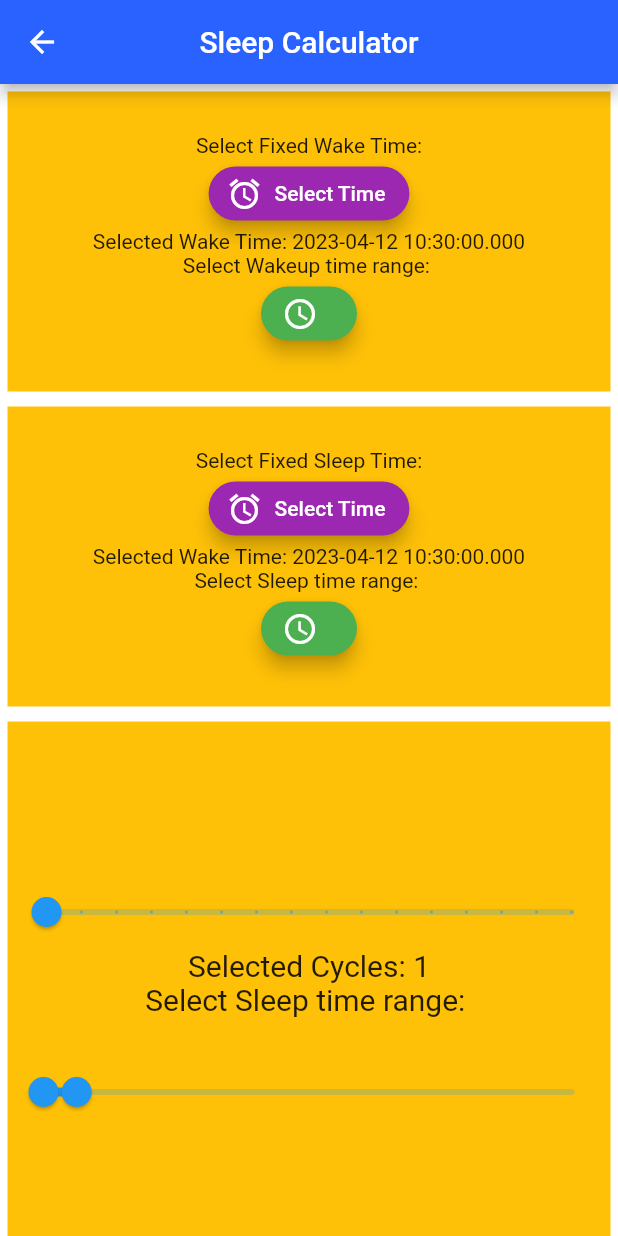
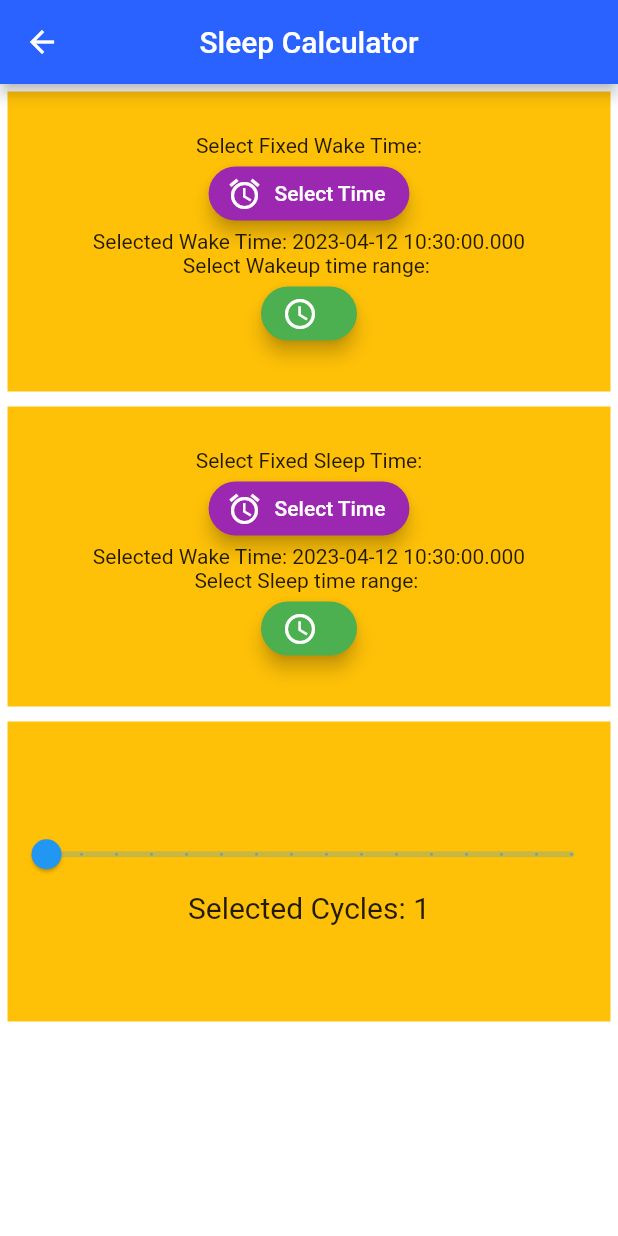
Before and after one commit to Snail51/SweetDreams, a Flutter app: the CalcPage screen opened directly with empty values, after a tap on the "access time" icon, on a phone screen of 412 x 824 dp. Run offline on Flutter 3.47's test engine with Material 2 defaults, Android fonts, the phone set to English and light mode, and no system bars; our stand-ins replace audioplayers, flutter_rating_bar, tuple; missing offline and left inert: time_range_picker.

Commit message:
stashing changed in calc for commit

```diff
--- a/lib/dreams/views/newCalc.dart
+++ b/lib/dreams/views/newCalc.dart
@@ -2,6 +2,7 @@ import 'package:flutter/cupertino.dart';
 import 'package:flutter/foundation.dart';
 import 'package:flutter/material.dart';
 import 'package:flutter/rendering.dart';
+import 'package:tuple/tuple.dart';
 import 'package:units/database.dart';
 import 'package:units/widgetCalcModes.dart';
 import 'package:units/widgetcalc.dart';
@@ -52,7 +53,7 @@ class _CalcPageState extends State<CalcPage> { // PAGE CLASS THAT WANTS TO DYNAM
   {
     content.add(CalcWakeWidget(context));
     content.add(CalcSleepWidget(context));
-    content.add(CycleWidget(context));
+    content.add(CycleWidget(context, updateRange: Tuple2<double, double>(0.0, 0.0)));
   }
 
   @override
--- a/lib/widgetCalcModes.dart
+++ b/lib/widgetCalcModes.dart
@@ -2,6 +2,7 @@ import 'package:flutter/cupertino.dart';
 import 'package:flutter/material.dart';
 import 'dart:async';
 import 'package:time_range_picker/time_range_picker.dart';
+import 'package:tuple/tuple.dart';
 
 
 class CalcWakeWidget {
@@ -13,6 +14,7 @@ class CalcWakeWidget {
   String labelRangePickerButton = "";
   TimeOfDay pickerStart = TimeOfDay.now();
   TimeOfDay pickerEnd = TimeOfDay.now();
+  CycleWidget? cycleWidget;
 
   CalcWakeWidget(BuildContext ctx) {
     context = ctx;
@@ -27,6 +29,18 @@ class CalcWakeWidget {
   void updateRangePickerButtonLabel(TimeOfDay input) {
     needsUpdating = true;
     labelRangePickerButton = input.toString();
+  }
+
+  DateTime getNearestWakeTime(int numCycles) {
+    int minutes = numCycles * 90;
+    DateTime targetTime = fixedWake.subtract(Duration(minutes: minutes));
+    int diff = targetTime.difference(DateTime.now()).inMinutes;
+    if (diff >= 0) {
+      return targetTime;
+    } else {
+      // Round up to the next sleep cycle
+      return targetTime.add(Duration(minutes: 90 - (diff % 90)));
+    }
   }
 
   Widget toWidget() {
@@ -240,7 +254,6 @@ class CalcSleepWidget {
 
 
 class CycleWidget {
-
   final sleepCycle = 90;
   final maxCycles = 16;
   BuildContext? context;
@@ -250,16 +263,26 @@ class CycleWidget {
   double minRange = 0;
   double maxRange = 0;
 
-  CycleWidget(BuildContext ctx) {
-    context = ctx;
-    maxRange = (selectedCycles * 6) * sleepCycle.toDouble();
+  void updateRange(double min, double max) {
+    minRange = min;
+    maxRange = max;
+    selectedCycles = ((maxRange - minRange) / (sleepCycle * 6)).round();
+    needsUpdating = true;
+    CalcWakeWidget c = CalcWakeWidget(context!);
+    c.fixedWake = c.getNearestWakeTime(selectedCycles);
+  }
+
+  CycleWidget(BuildContext context,
+      {required Tuple2<double, double> updateRange}) {
+    this.minRange = updateRange.item1;
+    this.maxRange = updateRange.item2;
   }
 
   Widget toWidget() {
     return Padding(
       padding: EdgeInsets.all(5),
       child: Container(
-        height: 400,
+        height: 200,
         width: 400,
         color: Colors.amber,
         child: Column(
@@ -272,33 +295,12 @@ class CycleWidget {
               divisions: maxCycles - 1,
               label: selectedCycles.toString(),
               onChanged: (double value) {
-                needsUpdating = true;
-                selectedCycles = value.toInt();
-                maxRange = (selectedCycles * 6) * sleepCycle.toDouble();
+                updateRange(minRange, (value * 6) * sleepCycle);
               },
             ),
             Text(
               "Selected Cycles: " + selectedCycles.toString(),
               style: TextStyle(fontSize: 20),
-            ),
-            Text(
-              "Select Sleep time range: ",
-              style: TextStyle(fontSize: 20),
-            ),
-            SizedBox(
-              height: 100,
-              child: RangeSlider(
-                values: RangeValues(minRange, maxRange),
-                min: 0,
-                max: (maxCycles * 6) * sleepCycle.toDouble(),
-                onChanged: (RangeValues values) {
-                  needsUpdating = true;
-                  minRange = values.start;
-                  maxRange = values.end;
-                  selectedCycles =
-                      (maxRange / (6 * sleepCycle.toDouble())).ceil();
-                },
-              ),
             ),
           ],
         ),
--- a/pubspec.yaml
+++ b/pubspec.yaml
@@ -35,6 +35,7 @@ dependencies:
   cupertino_icons: ^1.0.2
   intl: 0.18.0
   path_provider: ^2.0.14
+  tuple: ^2.0.1
 
 dev_dependencies:
   flutter_test:
```
Also changed, not shown: pubspec.lock.
